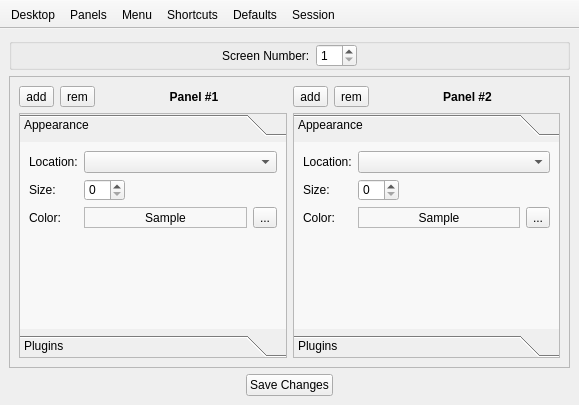
Above: lumina-config/mainUI.ui from lumina-desktop/lumina before the change. Below: the same form after it.
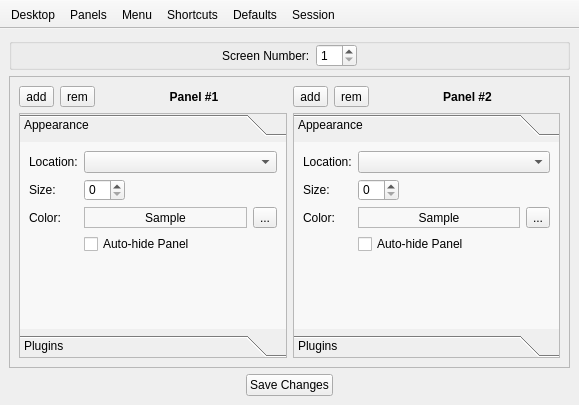
That is the form after the change. The open tabs and pages were chosen to show the change.

Commit message: Add the auto-hide ability for the Lumina panels (and add a configuration option for it to lumina-config). If selected, this will only leave a 2-pixel thick "edge" of the panel on the screen that will expand out to the full panel when moused-over.

What changed in the file:
```diff
--- a/lumina-config/mainUI.ui
+++ b/lumina-config/mainUI.ui
@@ -369,8 +369,8 @@
             <rect>
              <x>0</x>
              <y>0</y>
-             <width>157</width>
-             <height>90</height>
+             <width>265</width>
+             <height>168</height>
             </rect>
            </property>
            <attribute name="label">
@@ -444,6 +444,13 @@
               </item>
              </layout>
             </item>
+            <item row="3" column="1">
+             <widget class="QCheckBox" name="check_panel2_hidepanel">
+              <property name="text">
+               <string>Auto-hide Panel </string>
+              </property>
+             </widget>
+            </item>
            </layout>
           </widget>
           <widget class="QWidget" name="page_panel2_plugins">
@@ -589,8 +596,8 @@
             <rect>
              <x>0</x>
              <y>0</y>
-             <width>157</width>
-             <height>90</height>
+             <width>266</width>
+             <height>168</height>
             </rect>
            </property>
            <attribute name="label">
@@ -664,6 +671,13 @@
               </item>
              </layout>
             </item>
+            <item row="3" column="1">
+             <widget class="QCheckBox" name="check_panel1_hidepanel">
+              <property name="text">
+               <string>Auto-hide Panel </string>
+              </property>
+             </widget>
+            </item>
            </layout>
           </widget>
           <widget class="QWidget" name="page_panel1_plugins">
```
Left out of the diff: 16 changed lines with no effect on the pictures. The commit also changes 4 other files.
